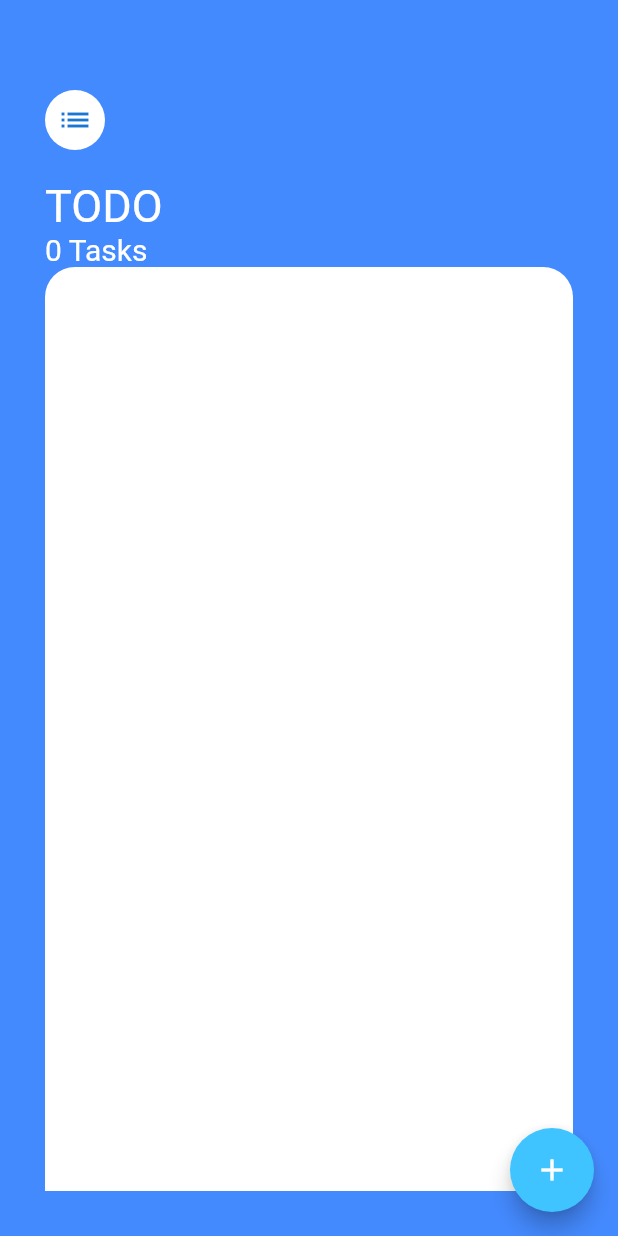
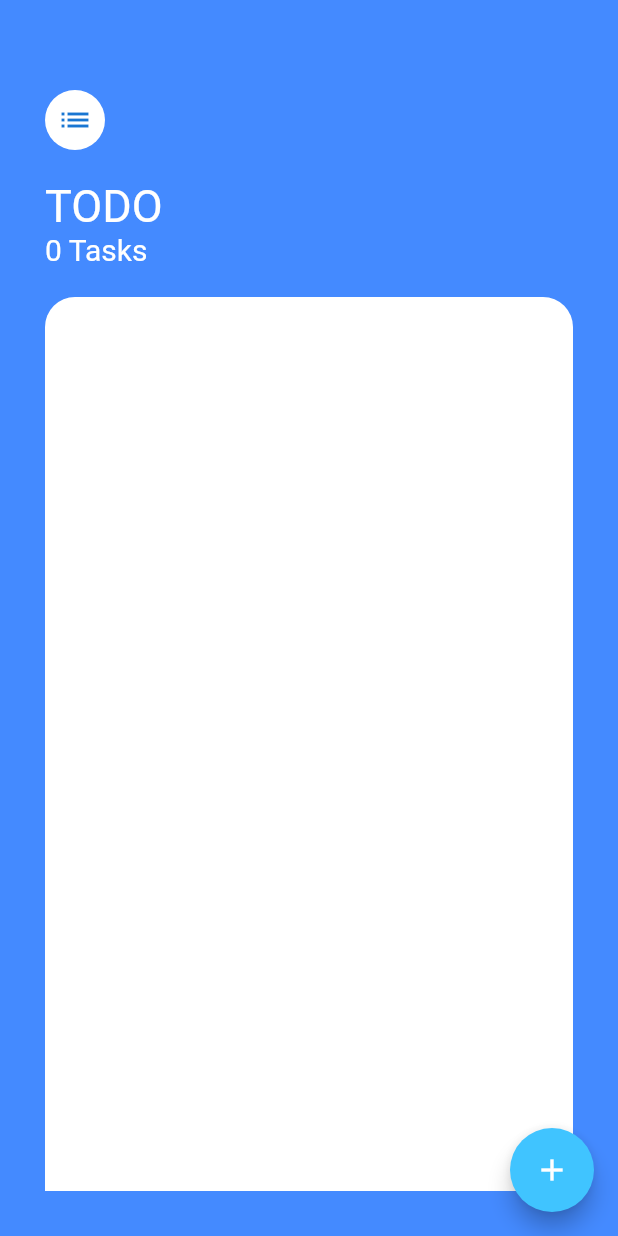
Before and after one commit to AnilYd14/Flutter_TODO_Cubit, a Flutter app: the screen it shows after launch, on a phone screen of 412 x 824 dp. Run offline on Flutter 3.47's test engine with Material 2 defaults, Android fonts, the phone set to English and light mode, and no system bars; our stand-ins replace equatable, flutter_bloc.

Commit message:
update file

```diff
--- a/lib/task_screen.dart
+++ b/lib/task_screen.dart
@@ -1,20 +1,15 @@
 import 'package:flutter/material.dart';
 import 'package:flutter_bloc/flutter_bloc.dart';
 import 'package:todo_cubit/bloc/task_state.dart';
-import 'package:todo_cubit/task.dart';
 import 'package:todo_cubit/tasks_list.dart';
 
 import 'add_task_screen.dart';
 import 'bloc/task_cubit.dart';
 
-
 class TaskScreen extends StatelessWidget {
-
-
   final List<String> tasks = [];
 
   TaskScreen({super.key});
-
 
   @override
   Widget build(BuildContext context) {
@@ -23,7 +18,9 @@ class TaskScreen extends StatelessWidget {
       floatingActionButton: FloatingActionButton(
         backgroundColor: Colors.lightBlueAccent,
         onPressed: () {
-          showModalBottomSheet(context: context, builder: (context)=>AddTaskScreen((newTextTile){
+          showModalBottomSheet(
+              context: context,
+              builder: (context) => AddTaskScreen((newTextTile) {
                     BlocProvider.of<TaskCubit>(context).addTask(newTextTile);
 
                     Navigator.pop(context);
@@ -31,23 +28,29 @@ class TaskScreen extends StatelessWidget {
         },
         child: const Icon(Icons.add),
       ),
-      body: Container(padding: const EdgeInsets.only(left: 30.0,right: 30.0,top: 60.0,bottom: 30.0),
+      body: Container(
+        padding: const EdgeInsets.only(
+            left: 30.0, right: 30.0, top: 60.0, bottom: 30.0),
         child: Column(
           crossAxisAlignment: CrossAxisAlignment.start,
-          children:  [
-            CircleAvatar(
+          children: [
+            const CircleAvatar(
               child: Icon(Icons.list),
               backgroundColor: Colors.white,
             ),
-            SizedBox(height: 20),
-            Text("TODO",style: TextStyle(fontSize: 30,color: Colors.white),),
-            Text('${context.watch<TaskCubit>().state.allTasks.length} Tasks', style: TextStyle(fontSize: 20, color: Colors.white)),
-            BlocBuilder<TaskCubit,TaskState>(
-              builder: (context,state) {
+            const SizedBox(height: 20),
+            const Text(
+              "TODO",
+              style: TextStyle(fontSize: 30, color: Colors.white),
+            ),
+            Text('${context.watch<TaskCubit>().state.allTasks.length} Tasks',
+                style: const TextStyle(fontSize: 20, color: Colors.white)),
+            const SizedBox(height: 20),
+            BlocBuilder<TaskCubit, TaskState>(builder: (context, state) {
               return Expanded(
                 child: Container(
                   height: 300.0,
-                    decoration: BoxDecoration(
+                  decoration: const BoxDecoration(
                       color: Colors.white,
                       borderRadius: BorderRadius.only(
                           topLeft: Radius.circular(20.0),
@@ -55,8 +58,7 @@ class TaskScreen extends StatelessWidget {
                   child: TaskList(state.allTasks),
                 ),
               );
-              }
-            )
+            })
           ],
         ),
       ),
```
Lines whose indentation alone changed are shown as unchanged.
